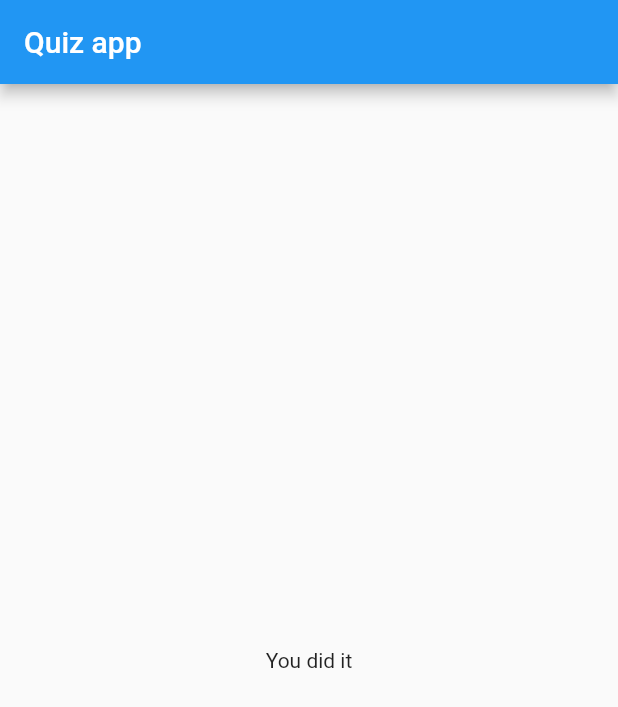
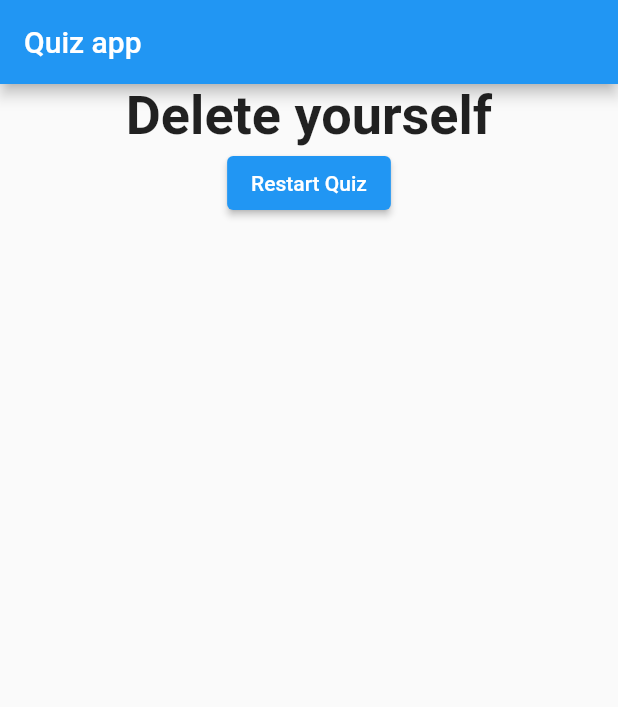
Before and after one commit to Caleb1418/Basic-QuizApp, a Flutter app: the screen it shows after launch, after a tap on "black", after a tap on "cat", after a tap on "mercedes", on a phone screen of 412 x 824 dp. Shown: the top 707 px of the screen. Run offline on Flutter 3.47's test engine with Material 2 defaults, Android fonts, the phone set to English and light mode, and no system bars.

Commit message:
second commit

```diff
--- a/lib/main.dart
+++ b/lib/main.dart
@@ -42,13 +42,27 @@ class _MyAppState extends State<MyApp> {
     },
   ];
   var _questionIndex = 0;
-  void _answerQuestion() {
-    if (_questionIndex < _questions.length) {
-      print('We have more questions');
-    }
+  var _totalScore = 0;
+
+  void _resetQuiz() {
+    setState(() {
+      _questionIndex = 0;
+      _totalScore = 0;
+    });
+  }
+
+  void _answerQuestion(int score) {
+    _totalScore += score;
+
     setState(() {
       _questionIndex = _questionIndex + 1;
     });
+    print(_questionIndex);
+    if (_questionIndex < _questions.length) {
+      print('We have more questions');
+    } else {
+      print('No more Questions');
+    }
   }
 
   @override
@@ -64,7 +78,7 @@ class _MyAppState extends State<MyApp> {
                   questionIndex: _questionIndex,
                   questions: _questions,
                 )
-              : Result()),
+              : Result(_totalScore, _resetQuiz)),
     );
   }
 }
--- a/lib/quiz.dart
+++ b/lib/quiz.dart
@@ -20,7 +20,7 @@ class Quiz extends StatelessWidget {
         ),
         ...(questions[questionIndex]['answers'] as List<Map<String, Object>>)
             .map((answer) {
-          return Answer(answerQuestion, answer['text']);
+          return Answer(() => answerQuestion(answer['score']), answer['text']);
         }).toList()
       ],
     );
--- a/lib/result.dart
+++ b/lib/result.dart
@@ -1,10 +1,40 @@
 import 'package:flutter/material.dart';
 
 class Result extends StatelessWidget {
+  final int resultScore;
+  final Function resetHandler;
+  Result(this.resultScore, this.resetHandler);
+
+  String get resultPhrase {
+    var resultText = 'You did it';
+    if (resultScore <= 14) {
+      resultText = 'You are awesome(i think?)';
+    } else if (resultScore <= 17) {
+      resultText = "You are a bit cooler";
+    } else if (resultScore <= 20) {
+      resultText = 'You are a goat';
+    } else {
+      resultText = 'Delete yourself';
+    }
+    return resultText;
+  }
+
   @override
   Widget build(BuildContext context) {
     return Center(
-      child: Text('You did it'),
+      child: Column(
+        children: <Widget>[
+          Text(
+            resultPhrase,
+            style: TextStyle(fontSize: 36, fontWeight: FontWeight.bold),
+            textAlign: TextAlign.center,
+          ),
+          ElevatedButton(
+            child: Text("Restart Quiz"),
+            onPressed: resetHandler,
+          )
+        ],
+      ),
     );
   }
 }
```
